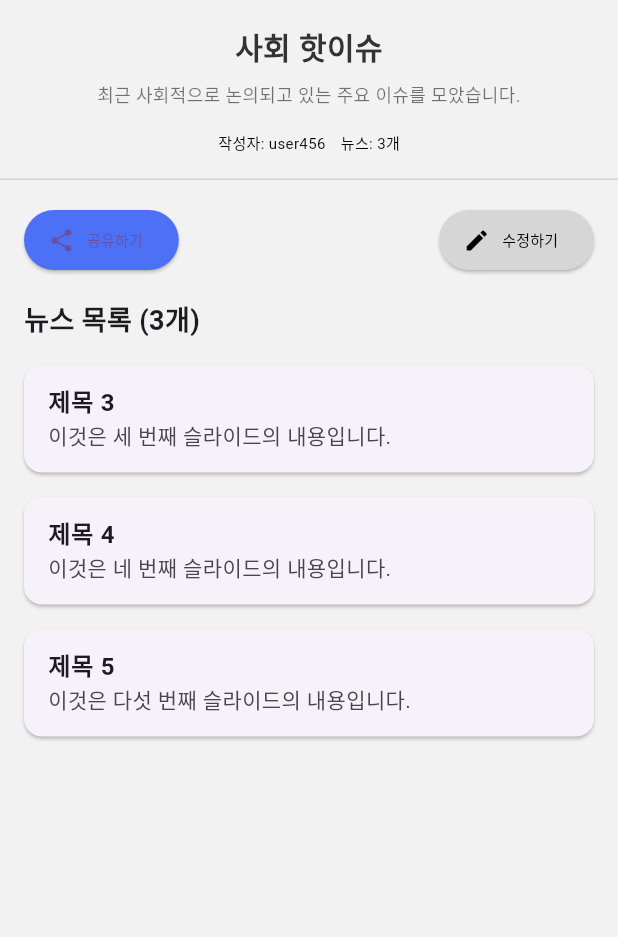
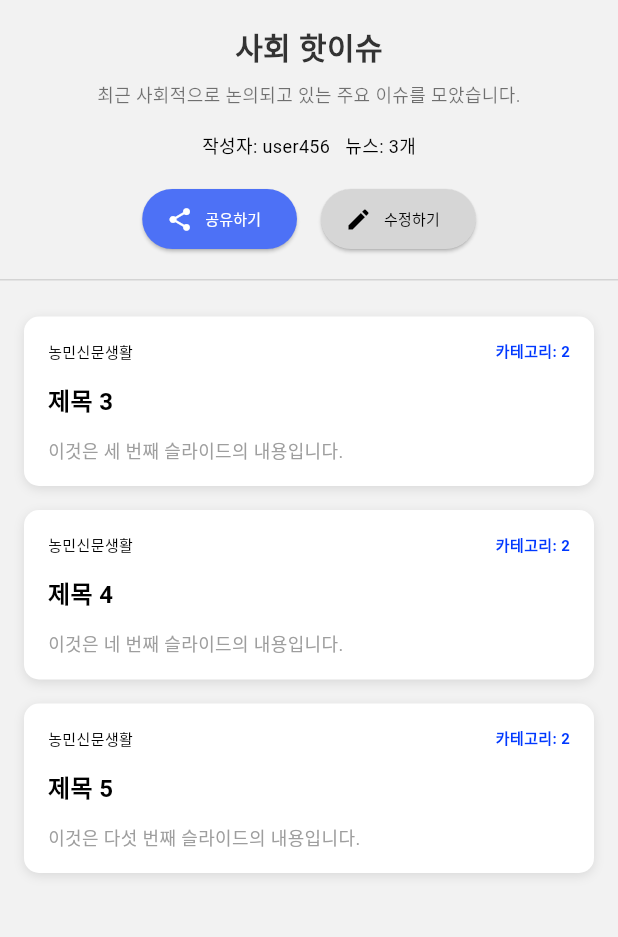
Before and after one commit to tteeyongPing/Frontend, a Flutter app: the PlaylistPage screen opened directly, after a tap on "구독한 플레이리스트", after a tap on "사회 핫이슈", on a phone screen of 412 x 824 dp, the part 84-1021 px from its top. Run offline on Flutter 3.47's test engine with Material 3 defaults, Android fonts, the phone set to English and light mode, and no system bars; our stand-ins replace fl_chart, flutter_local_notifications, flutter_vector_icons, logger, permission_handler, share_plus and 4 more; missing offline and left inert: kakao_flutter_sdk, scroll_datetime_picker; accounts and stored records are empty.

Commit message:
[fix] Playlist 디자인 수정

```diff
--- a/newsee/lib/presentation/pages/PlaylistPage/playlistDetailPage/playlist_detail_page.dart
+++ b/newsee/lib/presentation/pages/PlaylistPage/playlistDetailPage/playlist_detail_page.dart
@@ -88,9 +88,7 @@ ${widget.playlist.news.map((news) => '- ${news.title}').join('\n')}
         ),
       ),
       body: SingleChildScrollView(
-        child: Column(
-          crossAxisAlignment: CrossAxisAlignment.start,
-          children: [
+        child: Column(crossAxisAlignment: CrossAxisAlignment.start, children: [
           // Title Section
           Container(
             width: double.infinity,
@@ -132,34 +130,28 @@ ${widget.playlist.news.map((news) => '- ${news.title}').join('\n')}
                   children: [
                     Text(
                       '작성자: ${widget.playlist.userId}',
-                        style:
-                            const TextStyle(fontSize: 10, color: Colors.black),
+                      style: const TextStyle(fontSize: 12, color: Colors.black),
                     ),
                     const SizedBox(width: 10),
                     Text(
                       '뉴스: ${widget.playlist.news.length}개',
-                        style:
-                            const TextStyle(fontSize: 10, color: Colors.black),
+                      style: const TextStyle(fontSize: 12, color: Colors.black),
                     ),
                   ],
-                  ),
-                ],
-              ),
                 ),
                 const SizedBox(height: 16),
 
                 // Buttons Section
-            Padding(
-              padding: const EdgeInsets.symmetric(horizontal: 16),
-              child: Row(
-                mainAxisAlignment: MainAxisAlignment.spaceBetween,
+                Row(
+                  mainAxisAlignment: MainAxisAlignment.center, // 버튼 중앙 정렬
                   children: [
                     ElevatedButton.icon(
                       onPressed: _sharePlaylist, // 공유 기능 호출
-                    icon: const Icon(Icons.share, size: 18),
+                      icon: const Icon(Icons.share,
+                          size: 18, color: Colors.white),
                       label: const Text(
                         '공유하기',
-                      style: TextStyle(fontSize: 10),
+                        style: TextStyle(fontSize: 10, color: Colors.white),
                       ),
                       style: ElevatedButton.styleFrom(
                         backgroundColor: const Color(0xFF4D71F6),
@@ -168,9 +160,11 @@ ${widget.playlist.news.map((news) => '- ${news.title}').join('\n')}
                         ),
                       ),
                     ),
+                    const SizedBox(width: 16), // 버튼 간 간격
                     ElevatedButton.icon(
                       onPressed: () => _editDescription(context), // 수정 기능 호출
-                    icon: const Icon(Icons.edit, size: 18, color: Colors.black),
+                      icon:
+                          const Icon(Icons.edit, size: 18, color: Colors.black),
                       label: const Text(
                         '수정하기',
                         style: TextStyle(fontSize: 10, color: Colors.black),
@@ -184,21 +178,11 @@ ${widget.playlist.news.map((news) => '- ${news.title}').join('\n')}
                     ),
                   ],
                 ),
-            ),
-            const SizedBox(height: 16),
-
-            // News List Section
-            Padding(
-              padding: const EdgeInsets.symmetric(horizontal: 16),
-              child: Text(
-                '뉴스 목록 (${widget.playlist.news.length}개)',
-                style: const TextStyle(
-                  fontSize: 18,
-                  fontWeight: FontWeight.bold,
+              ],
             ),
           ),
-            ),
-            const SizedBox(height: 8),
+
+          const SizedBox(height: 16),
 
           // News Items
           ListView.builder(
@@ -207,25 +191,91 @@ ${widget.playlist.news.map((news) => '- ${news.title}').join('\n')}
             itemCount: widget.playlist.news.length,
             itemBuilder: (context, index) {
               final news = widget.playlist.news[index];
-                return Card(
-                  margin:
-                      const EdgeInsets.symmetric(horizontal: 16, vertical: 8),
-                  child: ListTile(
-                    title: Text(
+              return Container(
+                margin: const EdgeInsets.symmetric(horizontal: 16, vertical: 8),
+                padding: const EdgeInsets.all(16),
+                height: 113, // 전체 높이를 고정
+                decoration: BoxDecoration(
+                  color: Colors.white,
+                  borderRadius: BorderRadius.circular(10),
+                  boxShadow: [
+                    BoxShadow(
+                      color: Colors.black.withOpacity(0.1),
+                      blurRadius: 5,
+                      offset: const Offset(0, 2),
+                    ),
+                  ],
+                ),
+                child: Column(
+                  crossAxisAlignment: CrossAxisAlignment.start,
+                  children: [
+                    // Header (Source and Category)
+                    Row(
+                      mainAxisAlignment: MainAxisAlignment.spaceBetween,
+                      children: [
+                        Text(
+                          news.company,
+                          style: const TextStyle(
+                            fontSize: 10,
+                            fontWeight: FontWeight.normal,
+                            color: Colors.black,
+                          ),
+                        ),
+                        Text(
+                          "카테고리: ${news.categoryId}", // Replace with actual category name if available
+                          style: const TextStyle(
+                            fontSize: 10,
+                            fontWeight: FontWeight.bold,
+                            color: Color(0xFF0038FF),
+                          ),
+                        ),
+                      ],
+                    ),
+                    const SizedBox(height: 3),
+
+                    // Title
+                    Container(
+                      height: 43, // 제목 높이를 고정
+                      child: Column(
+                        mainAxisAlignment: MainAxisAlignment.center, // 수직 중앙 정렬
+                        children: [
+                          Text(
                             news.title,
-                      style: const TextStyle(fontWeight: FontWeight.bold),
+                            style: const TextStyle(
+                              fontSize: 16,
+                              fontWeight: FontWeight.bold,
+                              color: Colors.black,
+                              height: 1.5, // 줄 간격
                             ),
-                    subtitle: Text(
-                      news.content,
                             maxLines: 2,
                             overflow: TextOverflow.ellipsis,
+                            textAlign: TextAlign.center, // 수평 중앙 정렬
                           ),
+                        ],
+                      ),
+                    ),
+                    const SizedBox(height: 3),
+
+                    // Summary
+                    Expanded(
+                      child: Text(
+                        news.content,
+                        style: const TextStyle(
+                          fontSize: 12,
+                          color: Colors.grey,
+                          height: 1.5, // 텍스트 줄 간격 조절
+                        ),
+                        maxLines: 2,
+                        overflow: TextOverflow.ellipsis,
+                        textAlign: TextAlign.start, // 텍스트는 왼쪽 정렬
+                      ),
+                    ),
+                  ],
                 ),
               );
             },
           ),
-          ],
-        ),
+        ]),
       ),
     );
   }
--- a/newsee/lib/presentation/pages/PlaylistPage/playlist_page.dart
+++ b/newsee/lib/presentation/pages/PlaylistPage/playlist_page.dart
@@ -50,6 +50,8 @@ class PlaylistPageState extends State<PlaylistPage> {
       body: Column(
         children: [
           // 탭 UI
+          Column(
+            children: [
               Row(
                 children: [
                   GestureDetector(
@@ -60,8 +62,8 @@ class PlaylistPageState extends State<PlaylistPage> {
                     },
                     child: Container(
                       width: screenWidth * 0.5,
-                  padding:
-                      const EdgeInsets.symmetric(vertical: 10, horizontal: 20),
+                      padding: const EdgeInsets.symmetric(
+                          vertical: 15, horizontal: 20),
                       color: Colors.white,
                       child: Center(
                         child: Text(
@@ -87,8 +89,8 @@ class PlaylistPageState extends State<PlaylistPage> {
                     },
                     child: Container(
                       width: screenWidth * 0.5,
-                  padding:
-                      const EdgeInsets.symmetric(vertical: 10, horizontal: 20),
+                      padding: const EdgeInsets.symmetric(
+                          vertical: 15, horizontal: 20),
                       color: Colors.white,
                       child: Center(
                         child: Text(
@@ -108,10 +110,37 @@ class PlaylistPageState extends State<PlaylistPage> {
                   ),
                 ],
               ),
-          const Divider(
-            color: Colors.grey,
-            thickness: 1.0,
+              // 구분선
+              Container(
+                width: screenWidth,
+                alignment: Alignment.centerLeft,
+                child: isMyPlaylistSelected
+                    ? Container(
+                        width: screenWidth * 0.45,
+                        alignment: Alignment.centerLeft,
+                        child: Divider(
+                          color: Colors.black,
+                          height: 1.0,
+                          thickness: 2.0,
+                          indent: screenWidth * 0.05,
+                          endIndent: 0.0,
                         ),
+                      )
+                    : Container(
+                        width: screenWidth * 0.95,
+                        alignment: Alignment.centerLeft,
+                        child: Divider(
+                          color: Colors.black,
+                          height: 1.0,
+                          thickness: 2.0,
+                          indent: screenWidth * 0.55,
+                          endIndent: 0.0,
+                        ),
+                      ),
+              ),
+            ],
+          ),
+
           Expanded(
             child: ListView.builder(
               itemCount: isMyPlaylistSelected
```
Lines whose indentation alone changed are shown as unchanged.
